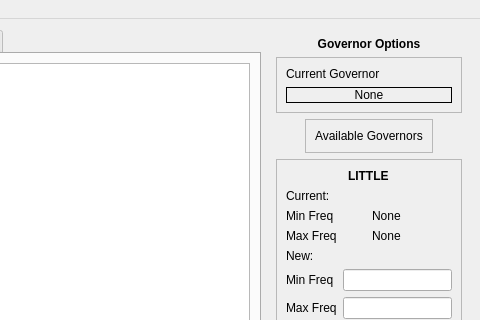
First picture: the form in UI/MainInterface.ui, repository alxhoff/BrezeFlow, before the edit; both pictures show x 627 to 1107 and y 0 to 320 of the 1107 by 821 pixel window.
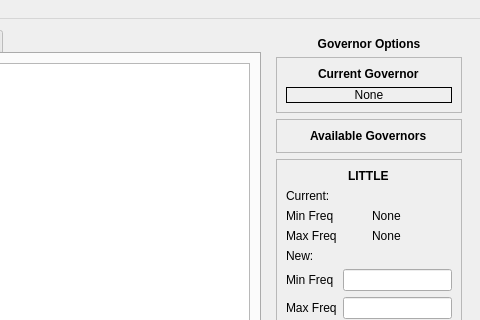
Second picture: the form after the edit. Icons and pictures are not drawn.

```diff
--- a/UI/MainInterface.ui
+++ b/UI/MainInterface.ui
@@ -659,8 +659,14 @@
           <enum>QFrame::Raised</enum>
          </property>
          <layout class="QVBoxLayout" name="verticalLayout_15">
-          <item>
+          <item alignment="Qt::AlignHCenter">
            <widget class="QLabel" name="label_13">
+            <property name="font">
+             <font>
+              <weight>75</weight>
+              <bold>true</bold>
+             </font>
+            </property>
             <property name="text">
              <string>Current Governor</string>
             </property>
@@ -688,23 +694,23 @@
          </layout>
         </widget>
        </item>
-       <item alignment="Qt::AlignHCenter">
-        <widget class="QFrame" name="frameAvailableGovernors">
-         <property name="sizePolicy">
-          <sizepolicy hsizetype="Expanding" vsizetype="Preferred">
-           <horstretch>0</horstretch>
-           <verstretch>0</verstretch>
-          </sizepolicy>
-         </property>
+       <item>
+        <widget class="QFrame" name="frame_5">
          <property name="frameShape">
           <enum>QFrame::StyledPanel</enum>
          </property>
          <property name="frameShadow">
           <enum>QFrame::Raised</enum>
          </property>
-         <layout class="QVBoxLayout" name="verticalLayout_13">
-          <item>
+         <layout class="QVBoxLayout" name="verticalLayout_17">
+          <item alignment="Qt::AlignHCenter">
            <widget class="QLabel" name="label_12">
+            <property name="font">
+             <font>
+              <weight>75</weight>
+              <bold>true</bold>
+             </font>
+            </property>
             <property name="text">
              <string>Available Governors</string>
             </property>
```
Left out of the diff: 2 changed lines with no effect on the pictures.
